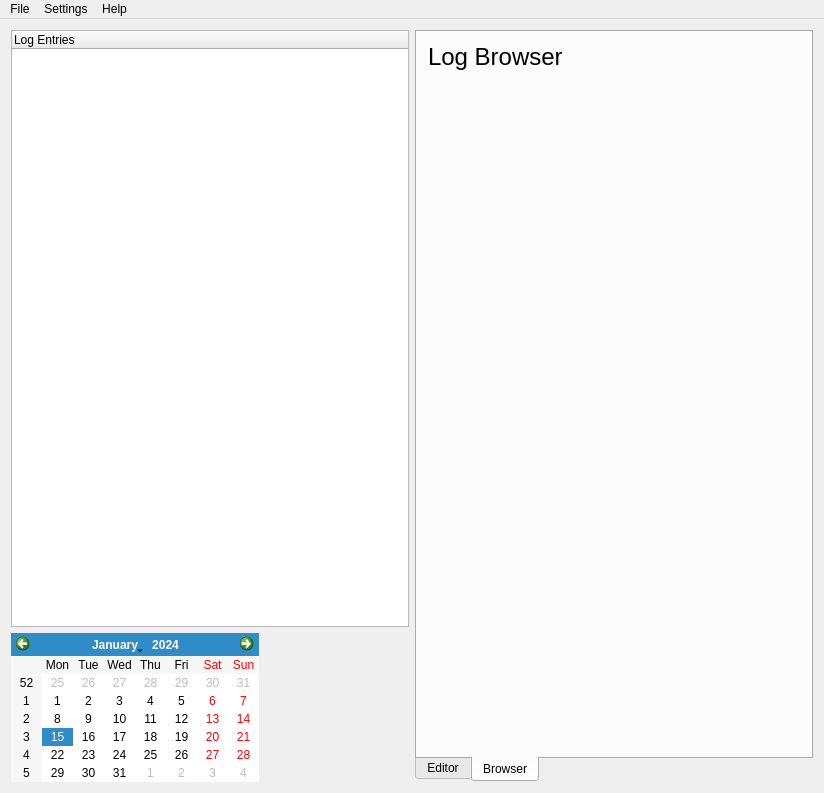
Above: PyLogBookWindow.ui from redeyedvireo/PyLogBook before the change. Below: the same form after it.
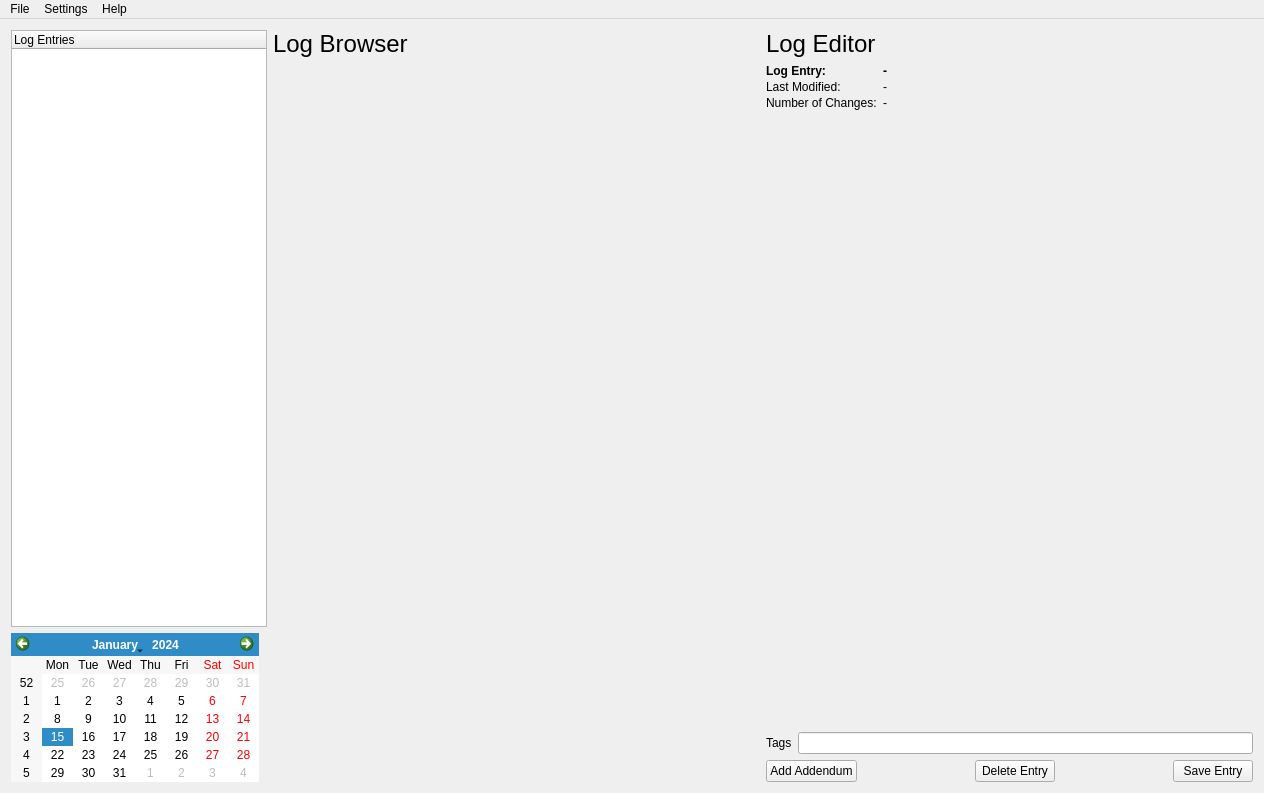
That is the form after the change. The open tabs and pages were chosen to show the change. Custom widgets are drawn as their Qt base class.

Commit message: Remove the tabbed widget.  The log browser and log editor are now always displayed.

Patch:
```diff
--- a/PyLogBookWindow.ui
+++ b/PyLogBookWindow.ui
@@ -6,7 +6,7 @@
    <rect>
     <x>0</x>
     <y>0</y>
-    <width>824</width>
+    <width>1264</width>
     <height>793</height>
    </rect>
   </property>
@@ -19,6 +19,12 @@
      <layout class="QVBoxLayout" name="verticalLayout_3">
       <item>
        <widget class="CLogEntryTree" name="logEntryTree">
+        <property name="sizePolicy">
+         <sizepolicy hsizetype="Fixed" vsizetype="Expanding">
+          <horstretch>0</horstretch>
+          <verstretch>0</verstretch>
+         </sizepolicy>
+        </property>
         <property name="headerHidden">
          <bool>false</bool>
         </property>
@@ -42,19 +48,33 @@
      </layout>
     </item>
     <item>
-     <widget class="QTabWidget" name="tabWidget">
-      <property name="tabPosition">
-       <enum>QTabWidget::TabPosition::South</enum>
-      </property>
-      <property name="currentIndex">
-       <number>0</number>
-      </property>
-      <widget class="QWidget" name="tab">
-       <attribute name="title">
-        <string>Editor</string>
-       </attribute>
        <layout class="QVBoxLayout" name="verticalLayout">
         <item>
+       <widget class="QLabel" name="label_2">
+        <property name="font">
+         <font>
+          <pointsize>18</pointsize>
+         </font>
+        </property>
+        <property name="text">
+         <string>Log Browser</string>
+        </property>
+       </widget>
+      </item>
+      <item>
+       <widget class="LogBrowser" name="logBrowser" native="true">
+        <property name="sizePolicy">
+         <sizepolicy hsizetype="Expanding" vsizetype="Preferred">
+          <horstretch>0</horstretch>
+          <verstretch>1</verstretch>
+         </sizepolicy>
+        </property>
+        <layout class="QVBoxLayout" name="verticalLayout_4"/>
+       </widget>
+      </item>
+     </layout>
+    </item>
+    <item>
          <layout class="QVBoxLayout" name="verticalLayout_2">
           <item>
            <widget class="QLabel" name="label_3">
@@ -206,46 +226,12 @@
         </item>
        </layout>
       </widget>
-      <widget class="QWidget" name="tab_2">
-       <attribute name="title">
-        <string>Browser</string>
-       </attribute>
-       <layout class="QVBoxLayout" name="verticalLayout_6">
-        <item>
-         <widget class="QLabel" name="label_2">
-          <property name="font">
-           <font>
-            <pointsize>18</pointsize>
-           </font>
-          </property>
-          <property name="text">
-           <string>Log Browser</string>
-          </property>
-         </widget>
-        </item>
-        <item>
-         <widget class="LogBrowser" name="logBrowser" native="true">
-          <property name="sizePolicy">
-           <sizepolicy hsizetype="Preferred" vsizetype="Preferred">
-            <horstretch>0</horstretch>
-            <verstretch>1</verstretch>
-           </sizepolicy>
-          </property>
-          <layout class="QVBoxLayout" name="verticalLayout_4"/>
-         </widget>
-        </item>
-       </layout>
-      </widget>
-     </widget>
-    </item>
-   </layout>
-  </widget>
   <widget class="QMenuBar" name="menuBar">
    <property name="geometry">
     <rect>
      <x>0</x>
      <y>0</y>
-     <width>824</width>
+     <width>1264</width>
      <height>33</height>
     </rect>
    </property>
```
Lines whose indentation alone changed are shown as unchanged. The commit also changes 1 other file.
